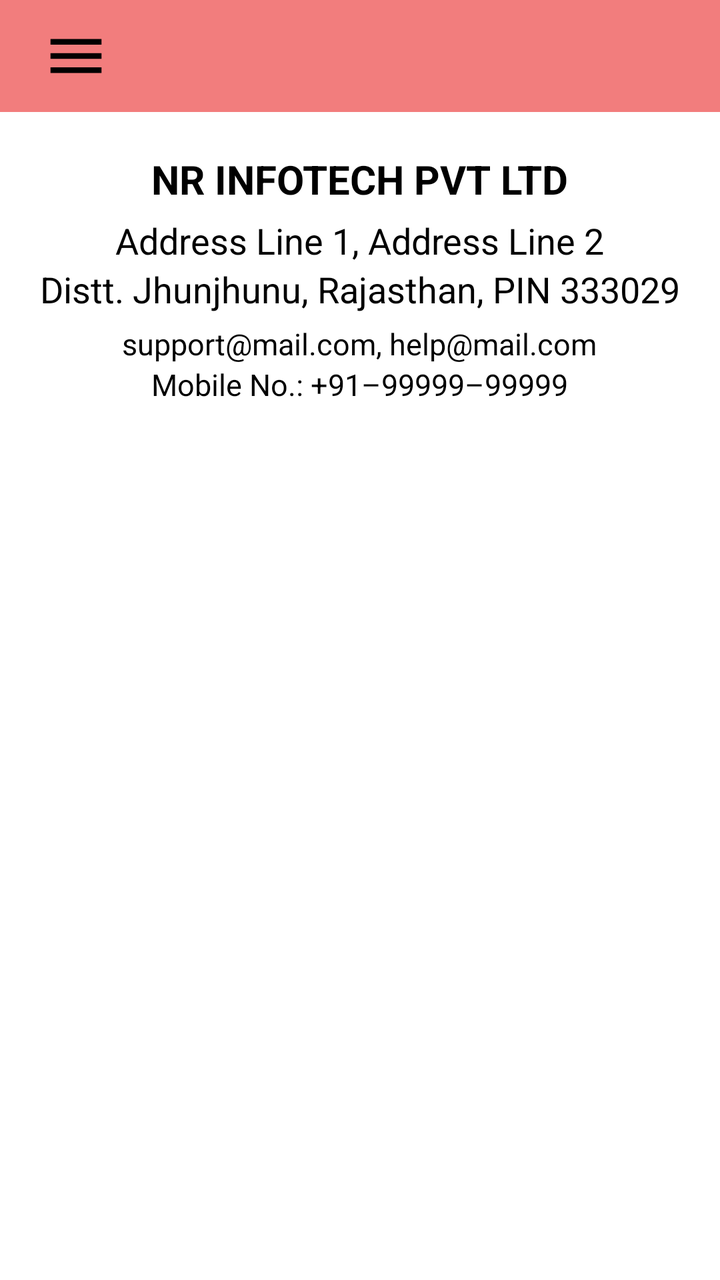
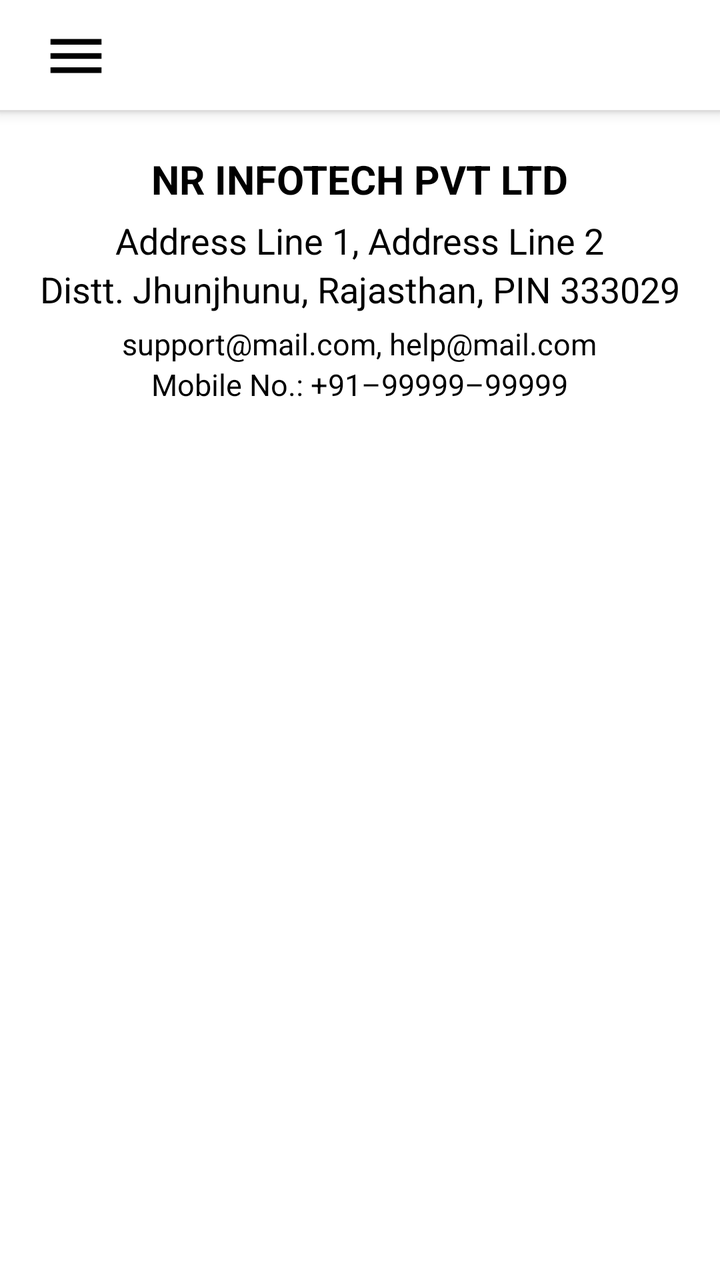

Before-and-after screenshots of an Android layout around one commit, followed by the original layout XML and the change that was made.
<!-- AndroidManifest.xml: application theme Theme.EMICalculator -->
<!-- res/layout/activity_contact_us.xml -->
<?xml version="1.0" encoding="utf-8"?>
<androidx.drawerlayout.widget.DrawerLayout
    xmlns:android="http://schemas.android.com/apk/res/android"
    xmlns:app="http://schemas.android.com/apk/res-auto"
    android:id="@+id/drawerLayout"
    android:layout_width="match_parent"
    android:layout_height="match_parent"
    android:fitsSystemWindows="true">

    
    <LinearLayout
        android:orientation="vertical"
        android:layout_width="match_parent"
        android:layout_height="match_parent">

        <androidx.appcompat.widget.Toolbar
            android:layout_width="match_parent"
            android:layout_height="wrap_content"
            android:background="#F27D7D">

            <ImageButton
                android:id="@+id/buttonDrawerToggle"
                android:layout_width="wrap_content"
                android:layout_height="wrap_content"
                android:src="@drawable/baseline_menu_24"
                android:background="@android:color/transparent"
                android:padding="5dp" />
        </androidx.appcompat.widget.Toolbar>

        <TextView
            android:layout_width="wrap_content"
            android:layout_height="wrap_content"
            android:paddingTop="20dp"
            android:text="@string/org_name"
            android:layout_gravity="center"
            android:textStyle="bold"
            android:textSize="20sp"
            android:textColor="@color/black"/>
        <TextView
            android:layout_width="wrap_content"
            android:layout_height="wrap_content"
            android:paddingTop="5dp"
            android:text="@string/org_add_l1"
            android:layout_gravity="center"
            android:textAlignment="center"
            android:textStyle=""
            android:textSize="18sp"
            android:textColor="@color/black"/>
        <TextView
            android:layout_width="match_parent"
            android:layout_height="wrap_content"
            android:text="@string/org_add_full"
            android:textAlignment="center"
            android:textStyle=""
            android:textSize="18sp"
            android:textColor="@color/black"/>
        <TextView
            android:layout_width="wrap_content"
            android:layout_height="wrap_content"
            android:paddingTop="5dp"
            android:text="@string/mail1"
            android:layout_gravity="center"
            android:textStyle=""
            android:textSize="15sp"
            android:textColor="@color/black"/>
        <TextView
            android:layout_width="wrap_content"
            android:layout_height="wrap_content"
            android:text="@string/mobile1"
            android:layout_gravity="center"
            android:textStyle=""
            android:textSize="15sp"
            android:textColor="@color/black"/>
    </LinearLayout>

    
    <com.google.android.material.navigation.NavigationView
        android:id="@+id/navigationView"
        android:layout_width="wrap_content"
        android:layout_height="match_parent"
        android:layout_gravity="start"
        app:menu="@menu/drawer_items"
        app:headerLayout="@layout/drawer_header" />

</androidx.drawerlayout.widget.DrawerLayout>
<!-- res/layout/drawer_header.xml (included above) -->
<?xml version="1.0" encoding="utf-8"?>
<LinearLayout xmlns:android="http://schemas.android.com/apk/res/android"
    xmlns:app="http://schemas.android.com/apk/res-auto"
    android:gravity="bottom"
    android:padding="20dp"
    android:background="#F27D7D"
    android:orientation="vertical"
    android:layout_width="match_parent"
    android:layout_height="180dp">

    <androidx.cardview.widget.CardView
        android:layout_width="60dp"
        android:layout_height="60dp"
        app:cardCornerRadius="40dp"
        app:cardElevation="0dp"
        android:backgroundTint="#D1D1D1">

        <ImageView
            android:layout_width="match_parent"
            android:layout_height="match_parent"
            android:src="@drawable/baseline_person_24"/>

    </androidx.cardview.widget.CardView>

    <TextView
        android:layout_width="match_parent"
        android:layout_height="wrap_content"
        android:layout_marginTop="10dp"
        android:layout_marginBottom="5dp"
        android:text="NR INFOTECH PVT LTD"
        android:textColor="@color/black"
        android:textStyle="bold"
        android:textSize="15dp"/>

    <TextView
        android:layout_width="match_parent"
        android:layout_height="wrap_content"
        android:text="nrinfotechpl@gmail.com"
        android:textColor="#625F5F"
        android:textStyle="bold"
        android:textSize="13dp"/>

</LinearLayout>
<!-- resources referenced by this layout -->
<resources>
  <color name="black">#FF000000</color>
  <!-- drawable baseline_menu_24 (drawable) -->
  <vector xmlns:android="http://schemas.android.com/apk/res/android" android:height="34dp" android:tint="#000000" android:viewportHeight="24" android:viewportWidth="24" android:width="34dp">
        
      <path android:fillColor="@android:color/white" android:pathData="M3,18h18v-2L3,16v2zM3,13h18v-2L3,11v2zM3,6v2h18L21,6L3,6z"/>
      
  </vector>
  <!-- drawable baseline_person_24 (drawable) -->
  <vector xmlns:android="http://schemas.android.com/apk/res/android" android:height="24dp" android:tint="#000000" android:viewportHeight="24" android:viewportWidth="24" android:width="24dp">
        
      <path android:fillColor="@android:color/white" android:pathData="M12,12c2.21,0 4,-1.79 4,-4s-1.79,-4 -4,-4 -4,1.79 -4,4 1.79,4 4,4zM12,14c-2.67,0 -8,1.34 -8,4v2h16v-2c0,-2.66 -5.33,-4 -8,-4z"/>
      
  </vector>
  <string name="mail1">support@mail.com, help@mail.com</string>
  <string name="mobile1">Mobile No.: +91–99999–99999</string>
  <string name="org_add_full">Distt. Jhunjhunu, Rajasthan, PIN 333029</string>
  <string name="org_add_l1">Address Line 1, Address Line 2</string>
  <string name="org_name">NR INFOTECH PVT LTD</string>
  <style name="Theme.EMICalculator" parent="Base.Theme.EMICalculator" />
  <style name="Base.Theme.EMICalculator" parent="Theme.MaterialComponents.DayNight.NoActionBar">
          
          
          <item name="colorPrimary">@color/white</item>
          <item name="colorPrimaryDark">@color/white</item>
  
          <item name="android:statusBarColor">@android:color/white</item>
          <item name="android:navigationBarColor">@color/white</item>
  
          <item name="android:windowLightStatusBar">true</item>
  
          <item name="textInputStyle">@style/CustomTextInputLayout</item>
  
  
  
  
      </style>
  <color name="white">#FFFFFFFF</color>
  <style name="CustomTextInputLayout" parent="Widget.MaterialComponents.TextInputLayout.OutlinedBox">
  
          
          <item name="boxStrokeColor">@color/border</item>
  
          
          <item name="hintTextColor">@color/border</item>
          
          <item name="android:state_focused">true</item>
  
  
      </style>
  <color name="border">#7A7878</color>
</resources>

<!-- the commit's change to res/layout/activity_contact_us.xml (unified diff, before → after) -->
@@ -16,7 +16,8 @@
         <androidx.appcompat.widget.Toolbar
             android:layout_width="match_parent"
             android:layout_height="wrap_content"
-            android:background="#F27D7D">
+            android:background="@drawable/menu_bar"
+            android:elevation="4dp">
 
             <ImageButton
                 android:id="@+id/buttonDrawerToggle"
<!-- resource entries referenced after the edit -->
@@ -13,6 +13,25 @@
       <path android:fillColor="@android:color/white" android:pathData="M12,12c2.21,0 4,-1.79 4,-4s-1.79,-4 -4,-4 -4,1.79 -4,4 1.79,4 4,4zM12,14c-2.67,0 -8,1.34 -8,4v2h16v-2c0,-2.66 -5.33,-4 -8,-4z"/>
       
   </vector>
+  <!-- drawable menu_bar (drawable) -->
+  <layer-list xmlns:android="http://schemas.android.com/apk/res/android">
+  
+      
+      <item>
+          <shape android:shape="rectangle">
+              <solid android:color="#FFFFFF"/>
+          </shape>
+      </item>
+  
+      
+      <item android:gravity="bottom">
+          <shape android:shape="rectangle">
+              <size android:height="1dp"/>
+              <solid android:color="#DEDDDD"/> 
+          </shape>
+      </item>
+  
+  </layer-list>
   <string name="mail1">support@mail.com, help@mail.com</string>
   <string name="mobile1">Mobile No.: +91–99999–99999</string>
   <string name="org_add_full">Distt. Jhunjhunu, Rajasthan, PIN 333029</string>
